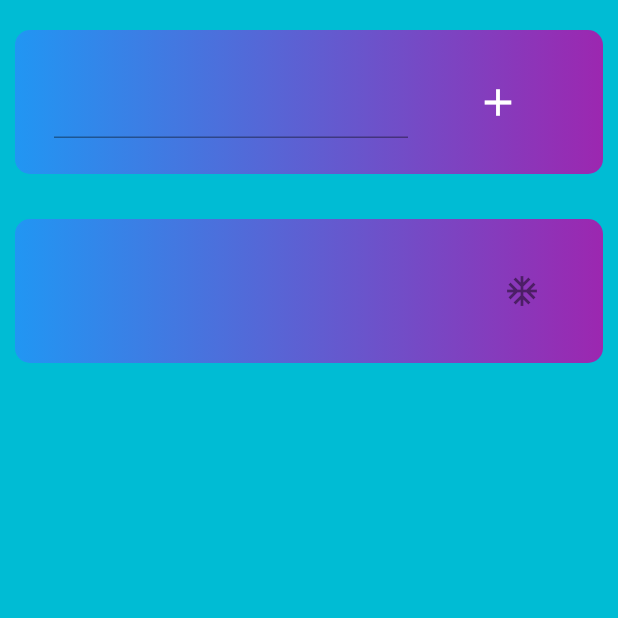
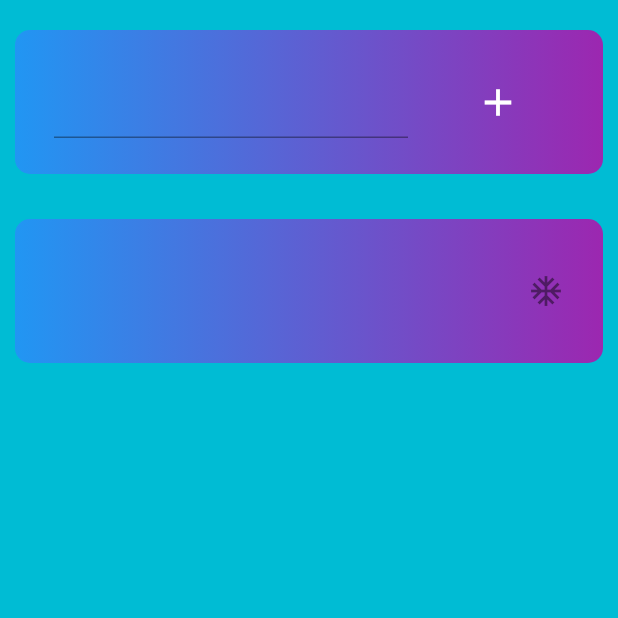
Before and after one commit to armin1440/weather-man, a Flutter app: the screen it shows after launch, after a tap on the "add" icon, on a phone screen of 412 x 824 dp, the top half of it. Run offline on Flutter 3.47's test engine with Material 2 defaults, Android fonts, the phone set to English and light mode, and no system bars; our stand-ins replace flutter_spinkit; network calls fail.

Commit message:
Added class "CityTile"

```diff
--- a/lib/Interface/CitiesScreen.dart
+++ b/lib/Interface/CitiesScreen.dart
@@ -1,12 +1,11 @@
-
 import 'package:flutter/cupertino.dart';
 import 'package:flutter/material.dart';
 import 'package:learner/Interface/WeatherScreen.dart';
 import 'package:learner/logic/Weather.dart';
 import 'ColorfulBox.dart';
+import 'CityTile.dart';
 
 class CitiesScreen extends StatefulWidget {
-  static const String id = "Cities_Screen";
   @override
   _CitiesScreenState createState() => _CitiesScreenState();
 }
@@ -64,18 +63,11 @@ class _CitiesScreenState extends State<CitiesScreen> {
   void addCity(String city) {
     weatherData.add(Weather(city: city));
     cities.add(Padding(
-        child: ColorfulBox(
-            FlatButton(
-              child: ListTile(leading: Text(city, style: TextStyle(fontSize: 20, color: Colors.white),),
-                trailing: Icon(Icons.ac_unit),
-              ),
-              onPressed: (){
-                Navigator.push(context, MaterialPageRoute(builder: (BuildContext context) => WeatherScreen(Weather(city: city))) );
-              },
-            )
-        ),
+        child: CityTile(city),
         padding: EdgeInsets.only(bottom: 10.0)
     )
     );
   }
 }
+
+// onTap: Navigator.push(context, MaterialPageRoute(builder: (BuildContext context) => CitiesScreen() ) ),
--- /dev/null
+++ b/lib/Interface/CityTile.dart
@@ -0,0 +1,23 @@
+import 'package:flutter/material.dart';
+import 'ColorfulBox.dart';
+import 'WeatherScreen.dart';
+
+class CityTile extends StatelessWidget{
+  final String city;
+
+  CityTile(this.city);
+
+  @override
+  Widget build(BuildContext context){
+    return ColorfulBox(
+        GestureDetector(
+          onHorizontalDragUpdate: (details) => print("deleted"),
+          onTap: () => Navigator.push(context, MaterialPageRoute(builder: (BuildContext context) => WeatherScreen(city))),
+          child: ListTile(leading: Text(city, style: TextStyle(fontSize: 20, color: Colors.white),),
+            trailing: Icon(Icons.ac_unit),
+          ),
+        )
+    );
+  }
+
+}
--- a/lib/Interface/LoadingScreen.dart
+++ b/lib/Interface/LoadingScreen.dart
@@ -2,8 +2,6 @@ import 'package:flutter/material.dart';
 import 'package:flutter_spinkit/flutter_spinkit.dart';
 
 class LoadingScreen extends StatelessWidget {
-  static const String id = "Loading_Screen";
-
   final spinner = SpinKitCubeGrid(color: Colors.purple,
     size: 80,
   );
--- a/lib/main.dart
+++ b/lib/main.dart
@@ -1,9 +1,6 @@
-import 'package:flutter/cupertino.dart';
 import 'package:flutter/material.dart';
 import 'package:learner/Interface/CitiesScreen.dart';
-import 'package:learner/Interface/WeatherScreen.dart';
-import 'logic/Weather.dart';
-import 'Interface/LoadingScreen.dart';
+
 main(){
   runApp(MyApp());
 }
@@ -14,39 +11,10 @@ class MyApp extends StatefulWidget{
 }
 
 class _MyAppState extends State<MyApp> {
-  final Weather weather = Weather(city: "Hamedan");
-  String text = "hi";
-
   @override
   Widget build(BuildContext context) {
     return MaterialApp(
-        initialRoute: CitiesScreen.id ,
-        routes: {
-          LoadingScreen.id: (context) => LoadingScreen(),
-          CitiesScreen.id: (context) => CitiesScreen(),
-          WeatherScreen.id: (context) => WeatherScreen(weather),
-        },
+        home: CitiesScreen()
     );
   }
 }
-
-
-
-// SafeArea(
-// child: Container(
-// margin: EdgeInsets.symmetric(vertical: 20 , horizontal: 10),
-// child: Column(
-// crossAxisAlignment: CrossAxisAlignment.stretch ,
-// mainAxisAlignment: MainAxisAlignment.center,
-// children: <Widget>[
-// Text(text),
-// FlatButton(color: Colors.blue,
-// onPressed: () async {
-// String temp = await weather.getCurrentWeather();
-// setState(() {
-// text = temp;
-// });
-// },)
-// ],),
-// ),
-// ),
```
Also changed, not shown: lib/Interface/WeatherScreen.dart (+10 -7 lines).
